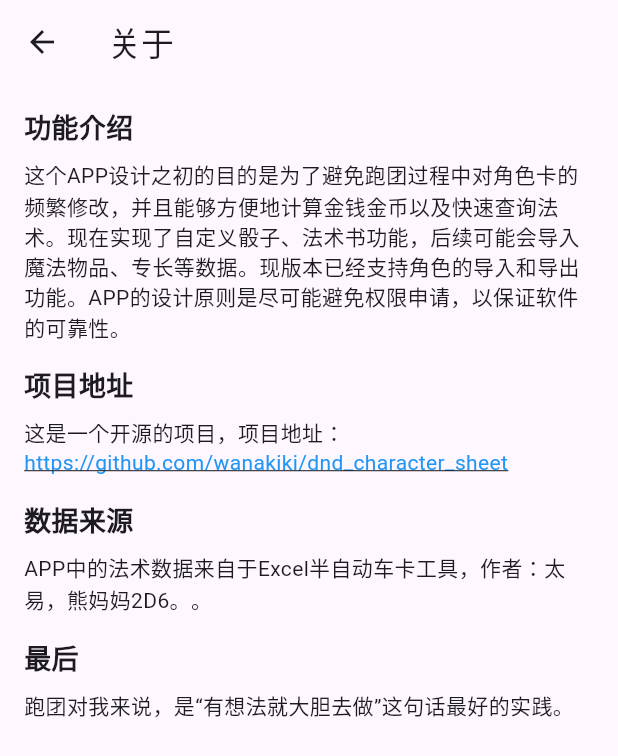
After one commit to wanakiki/dnd_character_sheet, a Flutter app: the AboutPage screen opened by its route, on a phone screen of 412 x 824 dp. The commit adds this screen. Shown: the top 756 px of the screen. Run offline on Flutter 3.47's test engine with Material 3 defaults, Android fonts, the phone set to English and light mode, and no system bars; our stand-ins replace file_picker, font_awesome_flutter, image_picker, isar, permission_handler; accounts and stored records are empty; generated files the repository leaves out were written again.

Commit message:
feat: Add drawer navigation and character switching
- Implemented a drawer menu for easy navigation between features.
- Enhanced the character switch settings interface for better user experience.
- Improved the About page with additional information and layout adjustments.

```diff
--- /dev/null
+++ b/lib/app/pages/about_page.dart
@@ -0,0 +1,72 @@
+import 'package:flutter/material.dart';
+import 'package:flutter/services.dart';
+
+class AboutPage extends StatelessWidget {
+  final String githubUrl = 'https://github.com/wanakiki/dnd_character_sheet';
+
+  @override
+  Widget build(BuildContext context) {
+    return Scaffold(
+      appBar: AppBar(
+        title: const Text('关于'),
+      ),
+      body: Padding(
+        padding: const EdgeInsets.all(16.0),
+        child: Column(
+          crossAxisAlignment: CrossAxisAlignment.start,
+          children: [
+            const Text(
+              '功能介绍',
+              style: TextStyle(fontSize: 18, fontWeight: FontWeight.bold),
+            ),
+            const SizedBox(height: 8),
+            const Text('这个APP设计之初的目的是为了避免跑团过程中对角色卡的频繁修改，并且能够方便地计算金钱金币以及快速查询法术。'
+                '现在实现了自定义骰子、法术书功能，后续可能会导入魔法物品、专长等数据。'
+                '现版本已经支持角色的导入和导出功能。'
+                'APP的设计原则是尽可能避免权限申请，以保证软件的可靠性。'),
+            const SizedBox(height: 16),
+            const Text(
+              '项目地址',
+              style: TextStyle(fontSize: 18, fontWeight: FontWeight.bold),
+            ),
+            const SizedBox(height: 8),
+            const Text(
+              '这是一个开源的项目，项目地址：',
+            ),
+            GestureDetector(
+              onTap: () {
+                Clipboard.setData(ClipboardData(text: githubUrl));
+                ScaffoldMessenger.of(context).showSnackBar(
+                  const SnackBar(content: Text('链接已复制到剪贴板')),
+                );
+              },
+              child: Text(
+                githubUrl,
+                style: const TextStyle(
+                    color: Colors.blue, decoration: TextDecoration.underline),
+              ),
+            ),
+            const SizedBox(height: 16),
+            const Text(
+              '数据来源',
+              style: TextStyle(fontSize: 18, fontWeight: FontWeight.bold),
+            ),
+            const SizedBox(height: 8),
+            const Text(
+              'APP中的法术数据来自于Excel半自动车卡工具，作者：太易，熊妈妈2D6。。',
+            ),
+            const SizedBox(height: 16),
+            const Text(
+              '最后',
+              style: TextStyle(fontSize: 18, fontWeight: FontWeight.bold),
+            ),
+            const SizedBox(height: 8),
+            const Text(
+              '跑团对我来说，是“有想法就大胆去做”这句话最好的实践。',
+            ),
+          ],
+        ),
+      ),
+    );
+  }
+}
--- /dev/null
+++ b/lib/app/pages/setting_page.dart
@@ -0,0 +1,15 @@
+import 'package:flutter/material.dart';
+
+class SettingsPage extends StatelessWidget {
+  @override
+  Widget build(BuildContext context) {
+    return Scaffold(
+      appBar: AppBar(
+        title: Text('设置'),
+      ),
+      body: Center(
+        child: Text('未来会添加更多设置'),
+      ),
+    );
+  }
+}
--- a/lib/app/widgets/app_drawer_widget.dart
+++ b/lib/app/widgets/app_drawer_widget.dart
@@ -37,6 +37,8 @@ class AppDrawerWidget extends StatelessWidget {
               title: Text('设置', style: TextStyle(color: Colors.white)),
               onTap: () {
                 // Navigate to settings
+                Navigator.pop(context); // Close the drawer
+                Navigator.pushNamed(context, '/setting');
               },
             ),
             ListTile(
@@ -44,6 +46,8 @@ class AppDrawerWidget extends StatelessWidget {
               title: Text('关于', style: TextStyle(color: Colors.white)),
               onTap: () {
                 // Navigate to about
+                Navigator.pop(context); // Close the drawer
+                Navigator.pushNamed(context, '/about');
               },
             ),
           ],
--- a/lib/main.dart
+++ b/lib/main.dart
@@ -9,6 +9,8 @@ import 'app/data/spell.dart';
 import 'app/data/character_manager.dart';
 import 'app/data/character.dart';
 import 'app/pages/switch_character_page.dart';
+import 'app/pages/setting_page.dart';
+import 'app/pages/about_page.dart';
 
 Future<void> main() async {
   WidgetsFlutterBinding.ensureInitialized();
@@ -59,6 +61,8 @@ class MyApp extends StatelessWidget {
       routes: {
         '/': (context) => CharacterDisplayScreen(),
         '/switch_character': (context) => SwitchCharacterScreen(),
+        '/setting': (context) => SettingsPage(),
+        '/about': (context) => AboutPage(),
       },
     );
   }
--- a/pubspec.yaml
+++ b/pubspec.yaml
@@ -47,6 +47,7 @@ dependencies:
     version: 3.1.7
   permission_handler: ^11.3.1
   file_picker: ^5.0.0
+  url_launcher: ^6.0.20
 
 
 
```
Also changed, not shown: lib/app/data/character_manager.dart (+16 -3 lines), lib/app/pages/switch_character_page.dart (+49 -6 lines), pubspec.lock, 12 other files.
